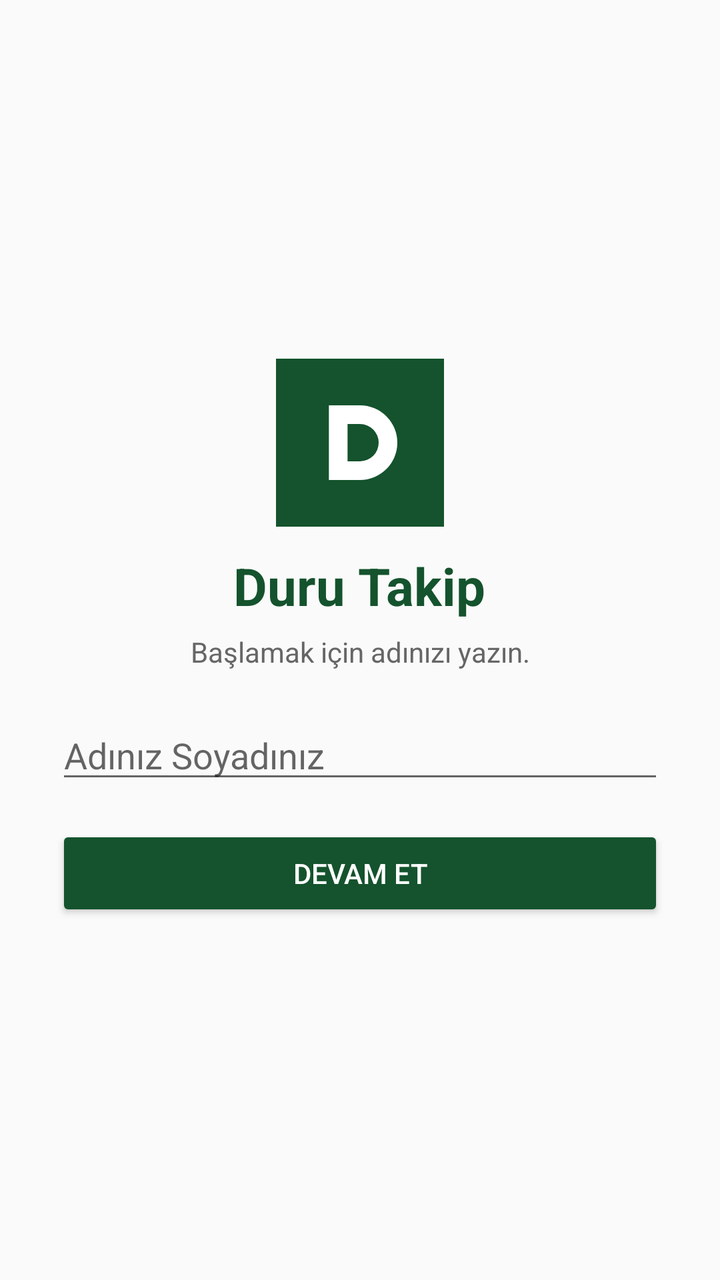
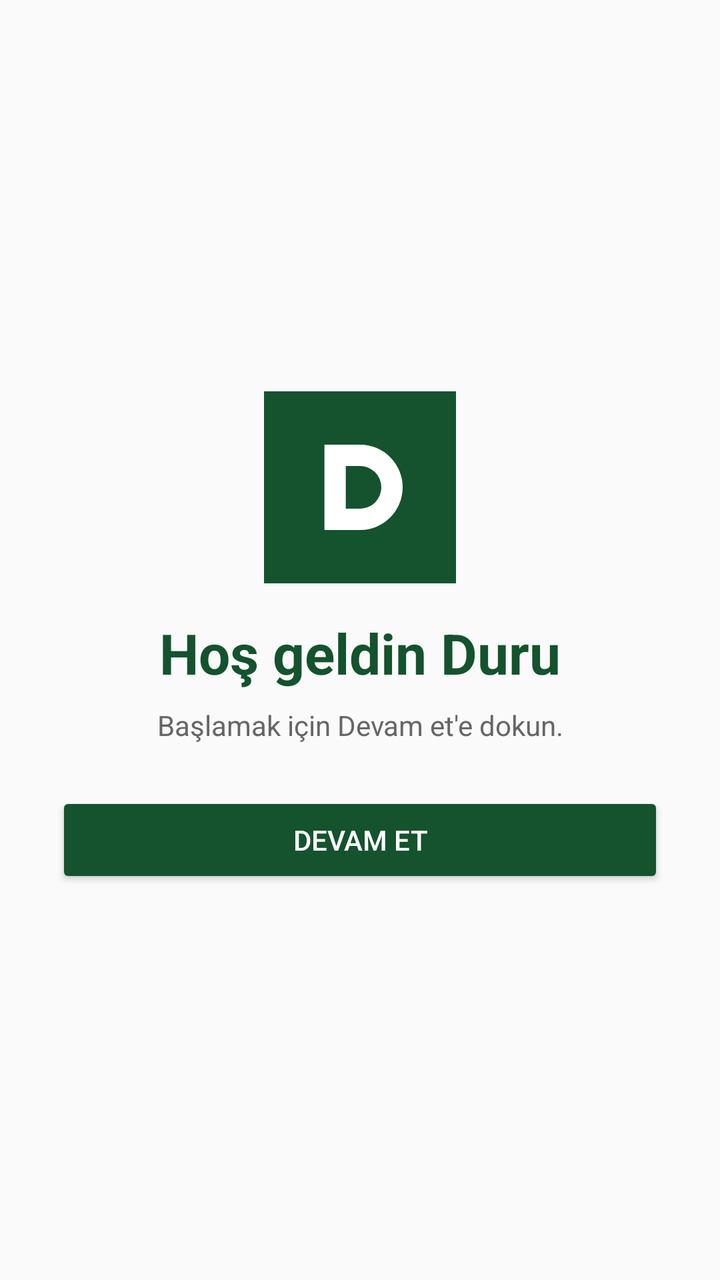

Compare the two renders of this Android layout. The source of the first and the diff that turns it into the second are given below.
<!-- AndroidManifest.xml: application theme Theme.DuruTakip -->
<!-- res/layout/activity_kayit.xml -->
<?xml version="1.0" encoding="utf-8"?>
<LinearLayout xmlns:android="http://schemas.android.com/apk/res/android"
	android:layout_width="match_parent"
	android:layout_height="match_parent"
	android:orientation="vertical"
	android:gravity="center"
	android:padding="28dp">

	<ImageView
		android:layout_width="84dp"
		android:layout_height="84dp"
		android:src="@drawable/ic_launcher"
		android:layout_marginBottom="12dp"
		android:contentDescription="@string/app_name" />

	<TextView
		android:layout_width="wrap_content"
		android:layout_height="wrap_content"
		android:text="@string/app_name"
		android:textSize="26sp"
		android:textStyle="bold"
		android:textColor="#14532d" />

	<TextView
		android:layout_width="match_parent"
		android:layout_height="wrap_content"
		android:text="Başlamak için adınızı yazın."
		android:gravity="center"
		android:layout_marginTop="6dp"
		android:layout_marginBottom="20dp"
		android:textColor="#666666" />

	<EditText
		android:id="@+id/ad"
		android:layout_width="match_parent"
		android:layout_height="wrap_content"
		android:hint="Adınız Soyadınız"
		android:inputType="textPersonName"
		android:autofillHints="name" />

	<Button
		android:id="@+id/kaydet"
		android:layout_width="match_parent"
		android:layout_height="wrap_content"
		android:layout_marginTop="16dp"
		android:text="Devam et"
		android:backgroundTint="#14532d"
		android:textColor="#FFFFFF" />
</LinearLayout>
<!-- resources referenced by this layout -->
<resources>
  <!-- drawable ic_launcher (drawable) -->
  <vector xmlns:android="http://schemas.android.com/apk/res/android"
  	android:width="108dp"
  	android:height="108dp"
  	android:viewportWidth="108"
  	android:viewportHeight="108">
  	<path
  		android:fillColor="#14532d"
  		android:pathData="M0,0h108v108h-108z" />
  	<path
  		android:fillColor="#FFFFFF"
  		android:pathData="M34,30h20a24,24 0 0 1 0,48h-20z M46,42v24h8a12,12 0 0 0 0,-24z" />
  </vector>
  <string name="app_name">Duru Takip</string>
  <style name="Theme.DuruTakip" parent="Theme.AppCompat.DayNight.NoActionBar">
  		<item name="colorPrimary">#14532d</item>
  		<item name="colorPrimaryDark">#0f3d22</item>
  		<item name="colorAccent">#14532d</item>
  	</style>
</resources>

<!-- the commit's change to res/layout/activity_kayit.xml (unified diff, before → after) -->
@@ -7,42 +7,33 @@
 	android:padding="28dp">
 
 	<ImageView
-		android:layout_width="84dp"
-		android:layout_height="84dp"
+		android:layout_width="96dp"
+		android:layout_height="96dp"
 		android:src="@drawable/ic_launcher"
-		android:layout_marginBottom="12dp"
+		android:layout_marginBottom="16dp"
 		android:contentDescription="@string/app_name" />
 
 	<TextView
 		android:layout_width="wrap_content"
 		android:layout_height="wrap_content"
-		android:text="@string/app_name"
-		android:textSize="26sp"
+		android:text="Hoş geldin Duru"
+		android:textSize="28sp"
 		android:textStyle="bold"
 		android:textColor="#14532d" />
 
 	<TextView
 		android:layout_width="match_parent"
 		android:layout_height="wrap_content"
-		android:text="Başlamak için adınızı yazın."
+		android:text="Başlamak için Devam et'e dokun."
 		android:gravity="center"
-		android:layout_marginTop="6dp"
-		android:layout_marginBottom="20dp"
+		android:layout_marginTop="8dp"
+		android:layout_marginBottom="24dp"
 		android:textColor="#666666" />
-
-	<EditText
-		android:id="@+id/ad"
-		android:layout_width="match_parent"
-		android:layout_height="wrap_content"
-		android:hint="Adınız Soyadınız"
-		android:inputType="textPersonName"
-		android:autofillHints="name" />
 
 	<Button
 		android:id="@+id/kaydet"
 		android:layout_width="match_parent"
 		android:layout_height="wrap_content"
-		android:layout_marginTop="16dp"
 		android:text="Devam et"
 		android:backgroundTint="#14532d"
 		android:textColor="#FFFFFF" />
